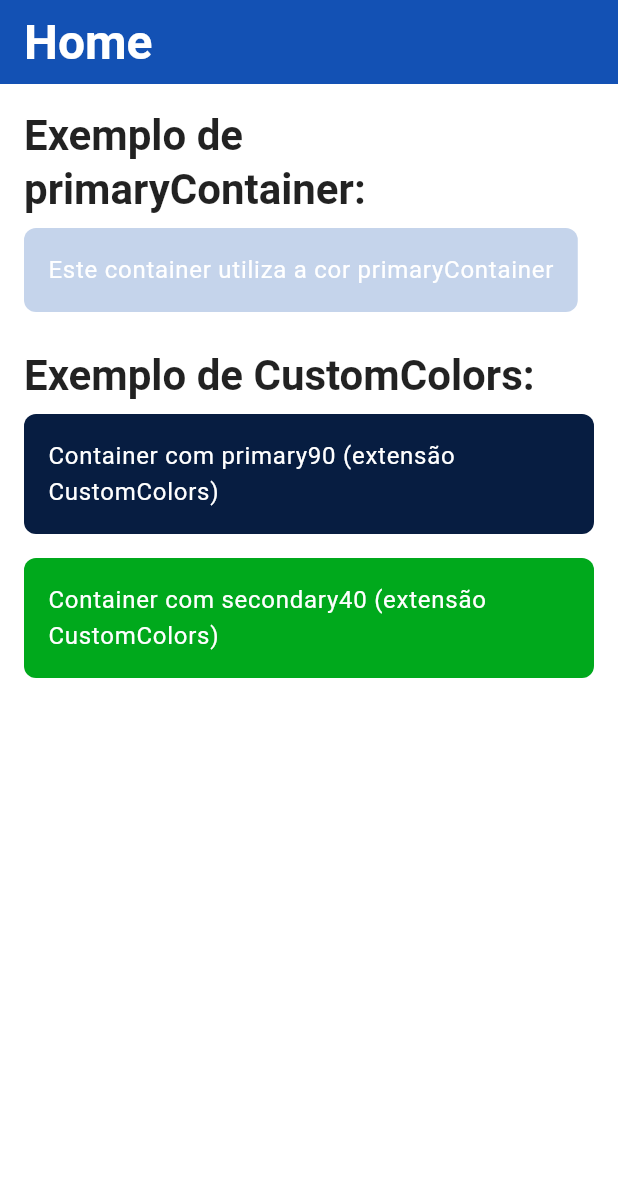
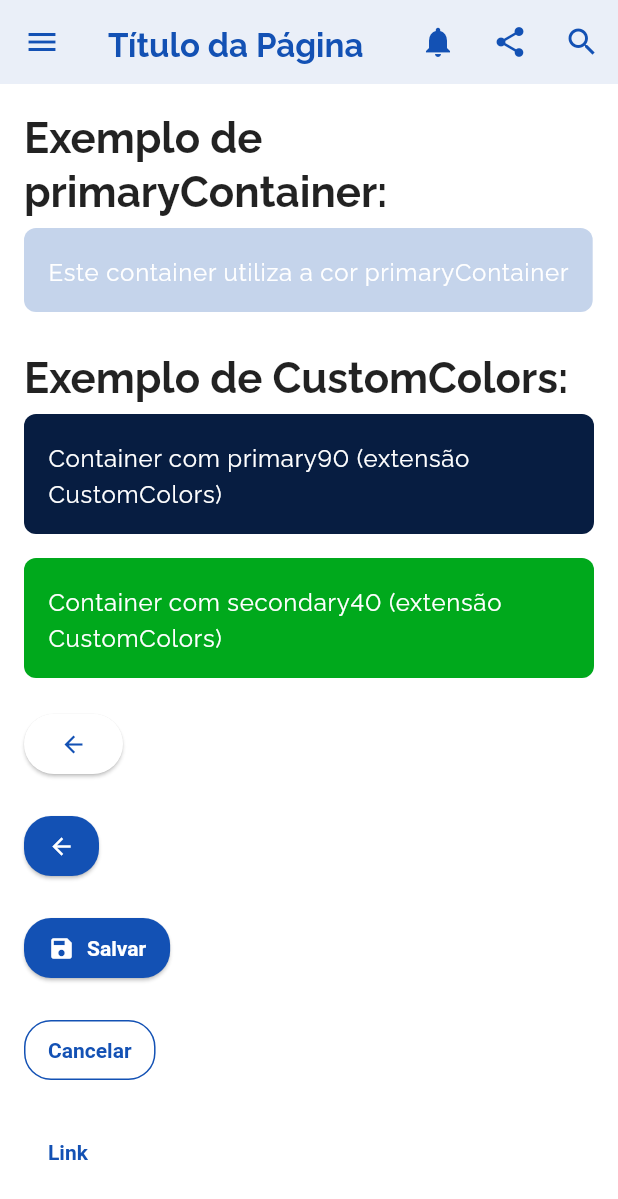
Before and after one commit to giancraft/ds-gov-temporario, a Flutter app: the screen it shows after launch, on a phone screen of 412 x 824 dp. Shown: the top 1199 px of the screen. Run offline on Flutter 3.47's test engine with Material 3 defaults, Android fonts, the phone set to English and light mode, and no system bars.

Commit message:
add componentes da tarefa 533 e 534

```diff
--- a/lib/main.dart
+++ b/lib/main.dart
@@ -1,4 +1,6 @@
 import 'package:flutter/material.dart';
+import 'package:teste/widgets/app_bar.dart';
+import 'package:teste/widgets/buttons.dart';
 import 'theme.dart'; // Certifique-se de que o caminho está correto
 
 void main() {
@@ -27,12 +29,14 @@ class HomeScreen extends StatelessWidget {
     final theme = Theme.of(context);
 
     return Scaffold(
-      appBar: AppBar(
-        title: Text(
-          "Home",
-          style: theme.textTheme.headlineLarge?.copyWith(color: Colors.white),
-        ),
-        // O AppBar utilizará a cor primary definida em AppTheme
+      appBar: GovAppBar(
+        title: 'Título da Página',
+        actions: [
+          IconButton(onPressed: () {}, icon: Icon(Icons.notifications)),
+          IconButton(onPressed: () {}, icon: Icon(Icons.share)),
+          IconButton(onPressed: () {}, icon: Icon(Icons.search)),
+        ],
+        centerTitle: false,
       ),
       body: Padding(
         padding: const EdgeInsets.all(16.0),
@@ -68,7 +72,9 @@ class HomeScreen extends StatelessWidget {
             Container(
               padding: const EdgeInsets.all(16.0),
               decoration: BoxDecoration(
-                color: theme.primary90, // Usando a variação primary90 definida na extensão
+                color:
+                    theme
+                        .primary90, // Usando a variação primary90 definida na extensão
                 borderRadius: BorderRadius.circular(8.0),
               ),
               child: Text(
@@ -80,7 +86,9 @@ class HomeScreen extends StatelessWidget {
             Container(
               padding: const EdgeInsets.all(16.0),
               decoration: BoxDecoration(
-                color: theme.secondary40, // Usando a variação secondary40 definida na extensão
+                color:
+                    theme
+                        .secondary40, // Usando a variação secondary40 definida na extensão
                 borderRadius: BorderRadius.circular(8.0),
               ),
               child: Text(
@@ -88,9 +96,34 @@ class HomeScreen extends StatelessWidget {
                 style: theme.textTheme.bodyLarge?.copyWith(color: Colors.white),
               ),
             ),
+            SizedBox(height: 20),
+            ElevatedButton(onPressed: () {}, child: Icon(Icons.arrow_back)),
+            SizedBox(height: 20),
+            GovPrimaryButton(child: Icon(Icons.arrow_back, color: Colors.white,), onPressed: (){}),
+            SizedBox(height: 20),
+            GovPrimaryButton(
+              child: Row(
+                mainAxisSize: MainAxisSize.min,
+                mainAxisAlignment: MainAxisAlignment.center,
+                children: [
+                  Icon(Icons.save, color: Colors.white),
+                  SizedBox(width: 8),
+                  Text('Salvar', style: TextStyle(color: Colors.white),),
+                ],
+              ),
+              onPressed: () {},
+            ),
+            SizedBox(height: 20),
+            GovSecondaryButton(
+              child: Text('Cancelar'),
+              onPressed: () {},
+            ),
+            SizedBox(height: 20),
+            GovTextButton(child: Text('Link'), onPressed: () {}),
           ],
         ),
       ),
+      drawer: Drawer(),
     );
   }
 }
--- a/lib/theme.dart
+++ b/lib/theme.dart
@@ -26,37 +26,25 @@ class AppTheme {
       fontWeight: FontWeight.w500,
       color: textColor,
     ),
-    bodyLarge: TextStyle(
-      fontSize: 16,
-      color: textColor,
-    ),
-    bodyMedium: TextStyle(
-      fontSize: 14,
-      color: textColor,
-    ),
-    labelLarge: TextStyle(
-      fontSize: 14,
-      color: textColor,
-    ),
-    labelMedium: TextStyle(
-      fontSize: 12,
-      color: textColor,
-    ),
-    labelSmall: TextStyle(
-      fontSize: 10,
-      color: textColor,
-    ),
+    bodyLarge: TextStyle(fontSize: 16, color: textColor),
+    bodyMedium: TextStyle(fontSize: 14, color: textColor),
+    labelLarge: TextStyle(fontSize: 14, color: textColor),
+    labelMedium: TextStyle(fontSize: 12, color: textColor),
+    labelSmall: TextStyle(fontSize: 10, color: textColor),
   );
 
   static final ThemeData themeData = ThemeData(
+    useMaterial3: true,
+    fontFamily: 'Rawline',
     primaryColor: primaryColor,
     textTheme: textTheme,
     appBarTheme: AppBarTheme(
-      backgroundColor: primaryColor,
+      backgroundColor: backgroundColor,
       elevation: 4.0,
-      titleTextStyle: textTheme.titleLarge?.copyWith(color: Colors.white),
+      titleTextStyle: textTheme.titleLarge,
+      iconTheme: const IconThemeData(color: primaryColor),
     ),
-    colorScheme: ColorScheme(
+    colorScheme: const ColorScheme(
       primary: primaryColor,
       primaryContainer: Color(0xFFC5D4EB),
       secondary: secondaryColor,
@@ -70,8 +58,6 @@ class AppTheme {
       brightness: Brightness.light,
     ),
   );
-
-
 }
 
 extension CustomColors on ThemeData {
@@ -93,6 +79,4 @@ extension CustomColors on ThemeData {
   Color get secondary20 => const Color(0xFF70E17B);
   Color get secondary10 => const Color(0xFFB7F5BD);
   Color get secondary05 => const Color(0xFFE3FAE1);
-
-
 }
--- /dev/null
+++ b/lib/widgets/app_bar.dart
@@ -0,0 +1,62 @@
+import 'package:flutter/material.dart';
+
+/// Um AppBar customizado baseado no Design System do gov.br.
+/// Mostra um título padrão estilizado, mas permite substituir por qualquer widget.
+class GovAppBar extends StatelessWidget implements PreferredSizeWidget {
+  /// Widget opcional que aparece na lateral esquerda (por exemplo, logotipo ou botão de menu)
+  final Widget? leading;
+
+  /// Título como texto simples. Ignorado se [titleWidget] for usado.
+  final String? title;
+
+  /// Widget totalmente customizável para o título. Se definido, sobrescreve [title].
+  final Widget? titleWidget;
+
+  /// Widgets opcionais exibidos na lateral direita (por exemplo, ícones de ação)
+  final List<Widget>? actions;
+
+  /// Centraliza o título horizontalmente
+  final bool centerTitle;
+
+  const GovAppBar({
+    super.key,
+    this.leading,
+    this.title,
+    this.titleWidget,
+    this.actions,
+    this.centerTitle = false,
+  });
+
+  @override
+  Size get preferredSize => const Size.fromHeight(kToolbarHeight);
+
+  @override
+  Widget build(BuildContext context) {
+    final theme = Theme.of(context);
+
+    return AppBar(
+      titleSpacing: leading != null ? 0 : NavigationToolbar.kMiddleSpacing,
+      leading: leading == null
+          ? null
+          : Padding(
+              padding: const EdgeInsets.only(left: 16.0),
+              child: leading,
+            ),
+      title: titleWidget ??
+          (title != null
+              ? Text(
+                  title!,
+                  style: TextStyle(
+                    color: theme.primaryColor,
+                    fontWeight: FontWeight.bold
+                  ),
+                )
+              : null),
+
+      centerTitle: centerTitle,
+      actions: actions,
+      elevation: theme.appBarTheme.elevation,
+      backgroundColor: theme.appBarTheme.backgroundColor,
+    );
+  }
+}
--- /dev/null
+++ b/lib/widgets/buttons.dart
@@ -0,0 +1,150 @@
+import 'package:flutter/material.dart';
+import 'package:teste/theme.dart';
+
+/// Botões padrão do Design System gov.br
+/// Utilize GovPrimaryButton, GovSecondaryButton e GovTextButton para manter a consistência visual.
+
+/// Botão principal (filled)
+class GovPrimaryButton extends StatelessWidget {
+  /// Conteúdo do botão (texto, ícone, etc.)
+  final Widget child;
+
+  /// Callback de clique
+  final VoidCallback onPressed;
+
+  /// Estado desabilitado
+  final bool disabled;
+
+  /// Preenche a largura disponível
+  final bool fullWidth;
+
+  const GovPrimaryButton({
+    super.key,
+    required this.child,
+    required this.onPressed,
+    this.disabled = false,
+    this.fullWidth = false,
+  });
+
+  @override
+  Widget build(BuildContext context) {
+    final theme = Theme.of(context);
+    final style = ElevatedButton.styleFrom(
+      backgroundColor: AppTheme.primaryColor,
+      disabledBackgroundColor: theme.primary40,
+      minimumSize: const Size(0, 40),
+      padding: const EdgeInsets.symmetric(horizontal: 16),
+      shape: RoundedRectangleBorder(
+        borderRadius: BorderRadius.circular(18),
+      ),
+      textStyle: AppTheme.textTheme.labelLarge?.copyWith(
+        color: Colors.white,
+        fontWeight: FontWeight.w600,
+      ),
+    );
+
+    final button = ElevatedButton(
+      onPressed: disabled ? null : onPressed,
+      style: style,
+      child: child,
+    );
+
+    return fullWidth
+        ? SizedBox(width: double.infinity, child: button)
+        : button;
+  }
+}
+
+/// Botão secundário (outlined)
+class GovSecondaryButton extends StatelessWidget {
+  /// Conteúdo do botão (texto, ícone, etc.)
+  final Widget child;
+
+  /// Callback de clique
+  final VoidCallback onPressed;
+
+  /// Estado desabilitado
+  final bool disabled;
+
+  /// Preenche a largura disponível
+  final bool fullWidth;
+
+  const GovSecondaryButton({
+    super.key,
+    required this.child,
+    required this.onPressed,
+    this.disabled = false,
+    this.fullWidth = false,
+  });
+
+  @override
+  Widget build(BuildContext context) {
+    final theme = Theme.of(context);
+    final style = OutlinedButton.styleFrom(
+      side: BorderSide(color: AppTheme.primaryColor),
+      disabledForegroundColor: theme.primary40,
+      minimumSize: const Size(0, 40),
+      padding: const EdgeInsets.symmetric(horizontal: 16),
+      shape: RoundedRectangleBorder(
+        borderRadius: BorderRadius.circular(18),
+      ),
+      textStyle: AppTheme.textTheme.labelLarge?.copyWith(
+        color: AppTheme.primaryColor,
+        fontWeight: FontWeight.w600,
+      ),
+    );
+
+    final button = OutlinedButton(
+      onPressed: disabled ? null : onPressed,
+      style: style,
+      child: child,
+    );
+
+    return fullWidth
+        ? SizedBox(width: double.infinity, child: button)
+        : button;
+  }
+}
+
+/// Botão de texto (text button)
+class GovTextButton extends StatelessWidget {
+  /// Conteúdo do botão (texto, ícone, etc.)
+  final Widget child;
+
+  /// Callback de clique
+  final VoidCallback onPressed;
+
+  /// Estado desabilitado
+  final bool disabled;
+
+  /// Preenche a largura disponível
+  final bool fullWidth;
+
+  const GovTextButton({
+    super.key,
+    required this.child,
+    required this.onPressed,
+    this.disabled = false,
+    this.fullWidth = false,
+  });
+
+  @override
+  Widget build(BuildContext context) {
+    final button = TextButton(
+      onPressed: disabled ? null : onPressed,
+      style: TextButton.styleFrom(
+        minimumSize: const Size(0, 40),
+        padding: const EdgeInsets.symmetric(horizontal: 16),
+        textStyle: AppTheme.textTheme.labelLarge?.copyWith(
+          color: AppTheme.primaryColor,
+          fontWeight: FontWeight.w600,
+        ),
+      ),
+      child: child,
+    );
+
+    return fullWidth
+        ? SizedBox(width: double.infinity, child: button)
+        : button;
+  }
+}
```
Also changed, not shown: pubspec.yaml (+9 -67 lines), assets/fonts/rawline-100.ttf (added), assets/fonts/rawline-400.ttf (added), assets/fonts/rawline-600.ttf (added), assets/fonts/rawline-700.ttf (added), images/logo_gov.png (added).
